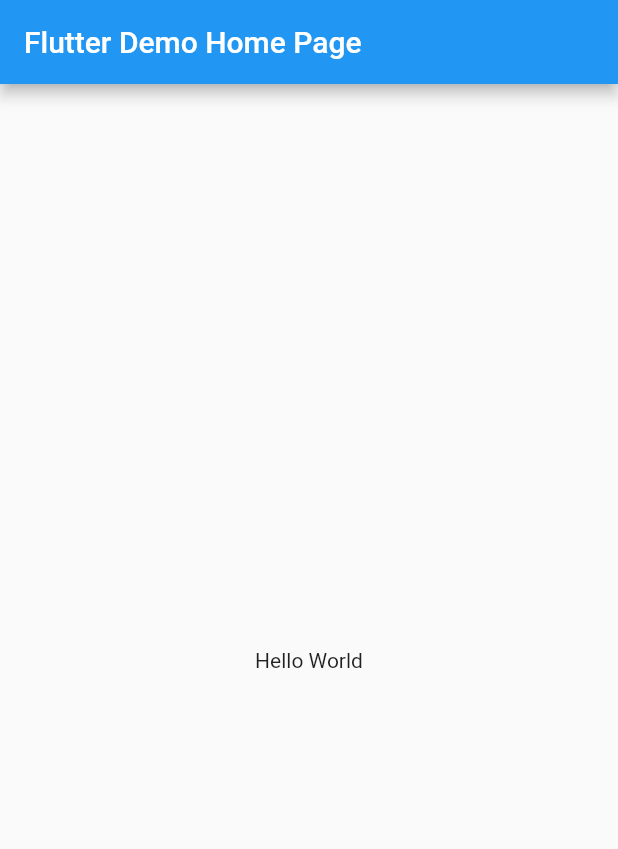
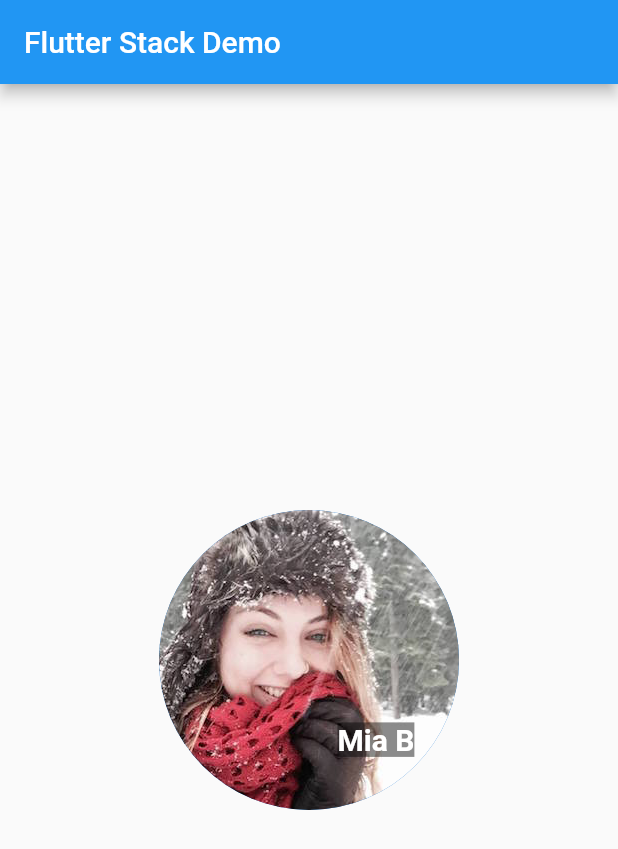
Before and after one commit to shamscorner/road_to_flutter_dev, a Flutter app: the screen it shows after launch, on a phone screen of 412 x 824 dp. Shown: the top 849 px of the screen. Run offline on Flutter 3.47's test engine with Material 2 defaults, Android fonts, the phone set to English and light mode, and no system bars.

Commit message:
Initial Commit

```diff
--- a/lib/main.dart
+++ b/lib/main.dart
@@ -8,12 +8,12 @@ class MyApp extends StatelessWidget {
   @override
   Widget build(BuildContext context) {
     return MaterialApp(
-      title: 'Flutter Demo',
+      title: 'Flutter Stack Demo',
       theme: ThemeData(
         primarySwatch: Colors.blue,
         visualDensity: VisualDensity.adaptivePlatformDensity,
       ),
-      home: MyHomePage(title: 'Flutter Demo Home Page'),
+      home: MyHomePage(title: 'Flutter Stack Demo'),
     );
   }
 }
@@ -26,14 +26,32 @@ class MyHomePage extends StatelessWidget {
   @override
   Widget build(BuildContext context) {
     return Scaffold(
-      appBar: AppBar(
-        title: Text(title),
-      ),
-      body: Container(
-        child: Center(
-          child: Text('Hello World'),
+        appBar: AppBar(
+          title: Text(title),
         ),
-      ),
-    );
+        body: Center(
+          child: Stack(
+            alignment: const Alignment(0.6, 0.6),
+            children: [
+              CircleAvatar(
+                backgroundImage: AssetImage('assets/images/pic.jpg'),
+                radius: 100,
+              ),
+              Container(
+                decoration: BoxDecoration(
+                  color: Colors.black45,
+                ),
+                child: Text(
+                  'Mia B',
+                  style: TextStyle(
+                    fontSize: 20,
+                    fontWeight: FontWeight.bold,
+                    color: Colors.white,
+                  ),
+                ),
+              )
+            ],
+          ),
+        ));
   }
 }
--- a/pubspec.yaml
+++ b/pubspec.yaml
@@ -45,9 +45,8 @@ flutter:
   uses-material-design: true
 
   # To add assets to your application, add an assets section, like this:
-  # assets:
-  #   - images/a_dot_burr.jpeg
-  #   - images/a_dot_ham.jpeg
+  assets:
+     - assets/images/
 
   # An image asset can refer to one or more resolution-specific "variants", see
   # https://flutter.dev/assets-and-images/#resolution-aware.
```
Also changed, not shown: assets/images/pic.jpg (added).
